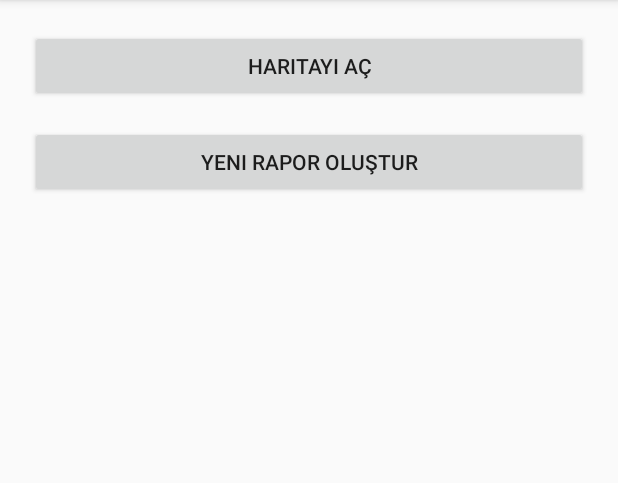
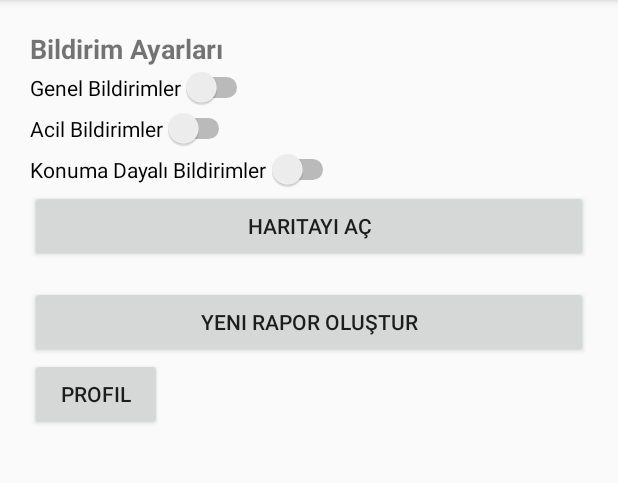
Before and after one commit to NisaK23BM/Mobil, an Android app: the screen it shows after launch (MainActivity), on a phone screen of 412 x 824 dp, the part 84-567 px from its top. Run offline under Robolectric (Android 15) with nearby library versions, the phone set to English and light mode, and no system bars.

Commit message:
Profil, Ayarlar, Yeni Bildirim ve Harita güncellemeleri"

```diff
--- a/app/src/main/java/com/example/haritap/MainActivity.kt
+++ b/app/src/main/java/com/example/haritap/MainActivity.kt
@@ -13,6 +13,7 @@ class MainActivity : AppCompatActivity() {
 
         val openMapBtn = findViewById<Button>(R.id.openMapBtn)
         val openNewReportBtn = findViewById<Button>(R.id.openNewReportBtn)
+        val profileButton = findViewById<Button>(R.id.profileButton)
 
         openMapBtn.setOnClickListener {
             val intent = Intent(this, MapActivity::class.java)
@@ -23,5 +24,8 @@ class MainActivity : AppCompatActivity() {
             val intent = Intent(this, NewReportActivity::class.java)
             startActivity(intent)
         }
+        profileButton.setOnClickListener {
+            startActivity(Intent(this, ProfileActivity::class.java))
+        }
     }
 }
--- a/app/src/main/res/layout/activity_main.xml
+++ b/app/src/main/res/layout/activity_main.xml
@@ -5,15 +5,48 @@
     android:orientation="vertical"
     android:padding="20dp">
 
+    <TextView
+        android:layout_width="wrap_content"
+        android:layout_height="wrap_content"
+        android:text="Bildirim Ayarları"
+        android:textStyle="bold"
+        android:textSize="18sp"/>
+
+    <Switch
+        android:id="@+id/switchGeneral"
+        android:layout_width="wrap_content"
+        android:layout_height="wrap_content"
+        android:text="Genel Bildirimler"/>
+
+    <Switch
+        android:id="@+id/switchUrgent"
+        android:layout_width="wrap_content"
+        android:layout_height="wrap_content"
+        android:text="Acil Bildirimler"/>
+
+    <Switch
+        android:id="@+id/switchLocation"
+        android:layout_width="wrap_content"
+        android:layout_height="wrap_content"
+        android:text="Konuma Dayalı Bildirimler"/>
+
     <Button
         android:id="@+id/openMapBtn"
         android:layout_width="match_parent"
         android:layout_height="wrap_content"
         android:text="Haritayı Aç" />
+
     <Button
         android:id="@+id/openNewReportBtn"
         android:layout_width="match_parent"
         android:layout_height="wrap_content"
         android:text="Yeni Rapor Oluştur"
         android:layout_marginTop="16dp"/>
+
+    <Button
+        android:id="@+id/profileButton"
+        android:layout_width="wrap_content"
+        android:layout_height="wrap_content"
+        android:text="Profil" />
+
 </LinearLayout>
```
Also changed, not shown: app/src/main/AndroidManifest.xml (+7 -2 lines), app/src/main/java/com/example/haritap/MapActivity.kt (+92 -15 lines), app/src/main/java/com/example/haritap/NewReportActivity.kt (+7 -7 lines), app/src/main/java/com/example/haritap/ProfileActivity.kt (added, +20 -0 lines), app/src/main/java/com/example/haritap/SettingsActivity.kt (added, +20 -0 lines), app/src/main/res/layout/activity_profile.xml (added, +55 -0 lines), app/src/main/res/layout/activity_settings.xml (added, +47 -0 lines).
